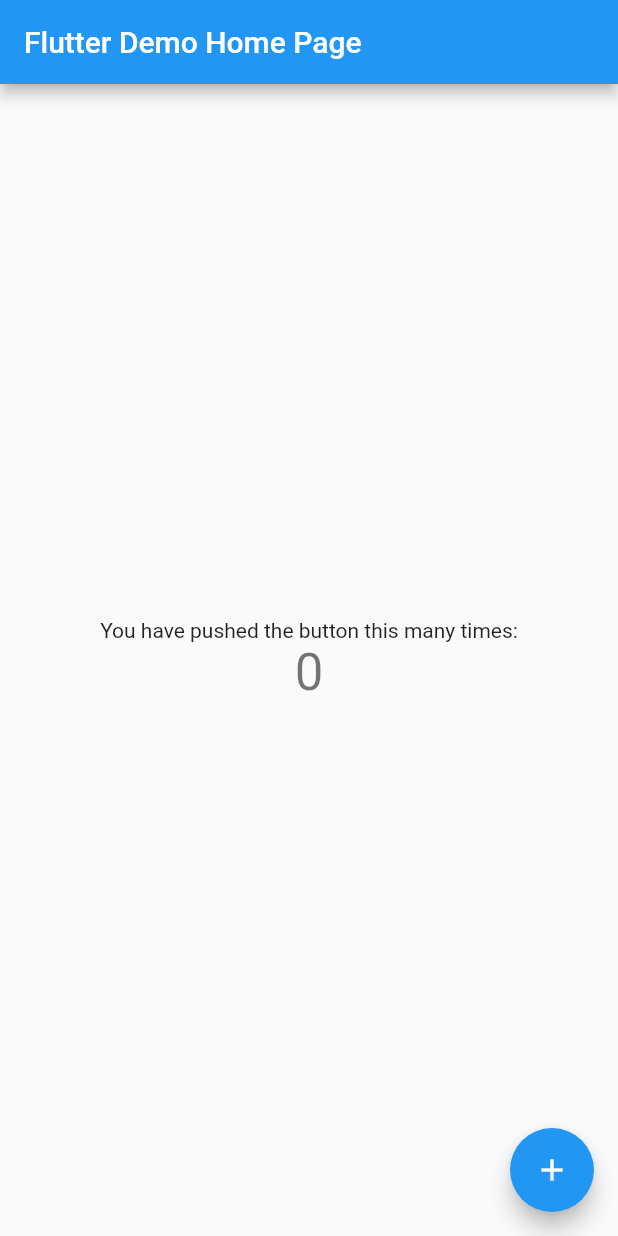
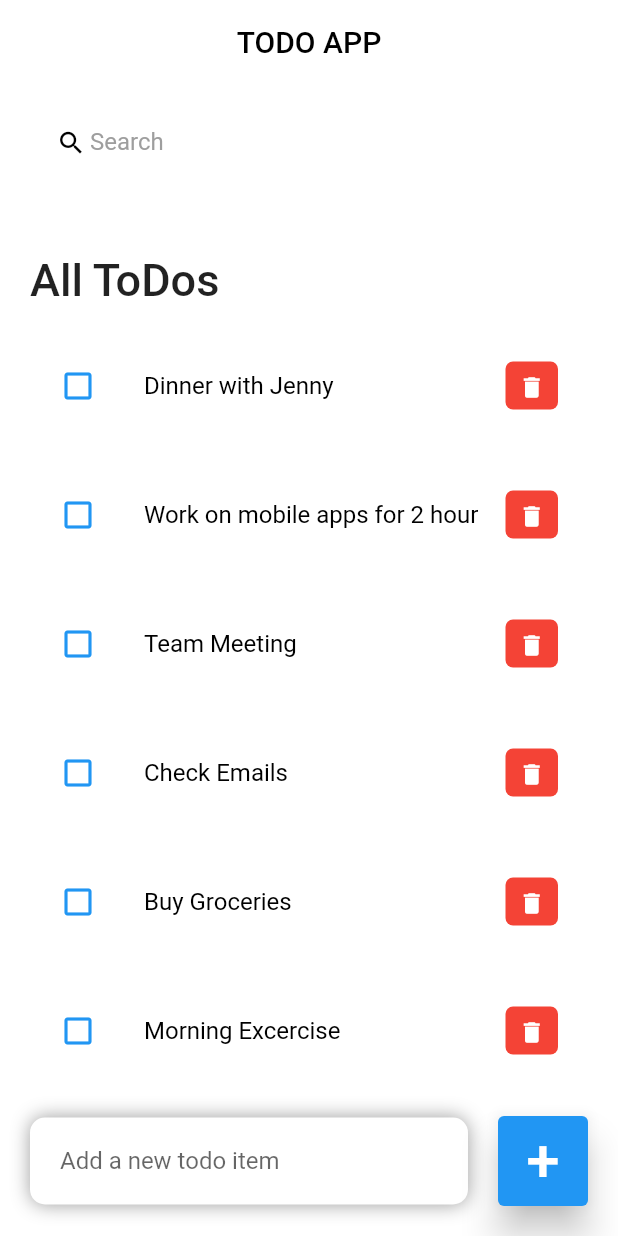
Before and after one commit to JidnyasaParab/todo-app, a Flutter app: the screen it shows after launch, on a phone screen of 412 x 824 dp. Run offline on Flutter 3.47's test engine with Material 2 defaults, Android fonts, the phone set to English and light mode, and no system bars.

Commit message:
add done and delete tasks from to do list

```diff
--- /dev/null
+++ b/lib/home.dart
@@ -0,0 +1,214 @@
+import 'package:flutter/material.dart';
+
+import '../model/todo.dart';
+import '../widgets/todo_item.dart';
+
+class Home extends StatefulWidget {
+  const Home({Key? key}) : super(key: key);
+
+  @override
+  State<Home> createState() => _HomeState();
+}
+
+class _HomeState extends State<Home> {
+  final todosList = ToDo.todoList();
+  List<ToDo> _foundToDo = [];
+  final _todoController = TextEditingController();
+
+  @override
+  void initState() {
+    _foundToDo = todosList;
+    super.initState();
+  }
+
+  @override
+  Widget build(BuildContext context) {
+    return Scaffold(
+      backgroundColor: Colors.white,
+      appBar: _buildAppBar(),
+      body: Stack(
+        children: [
+          Container(
+            padding: const EdgeInsets.symmetric(
+              horizontal: 20,
+              vertical: 15,
+            ),
+            child: Column(
+              children: [
+                searchBox(),
+                Expanded(
+                  child: ListView(
+                    children: [
+                      Container(
+                        margin: const EdgeInsets.only(
+                          top: 50,
+                          bottom: 20,
+                        ),
+                        child: const Text(
+                          'All ToDos',
+                          style: TextStyle(
+                            fontSize: 30,
+                            fontWeight: FontWeight.w500,
+                          ),
+                        ),
+                      ),
+                      for (ToDo todoo in _foundToDo.reversed)
+                        ToDoItem(
+                          todo: todoo,
+                          onToDoChanged: _handleToDoChange,
+                          onDeleteItem: _deleteToDoItem,
+                        ),
+                    ],
+                  ),
+                )
+              ],
+            ),
+          ),
+          Align(
+            alignment: Alignment.bottomCenter,
+            child: Row(children: [
+              Expanded(
+                child: Container(
+                  margin: const EdgeInsets.only(
+                    bottom: 20,
+                    right: 20,
+                    left: 20,
+                  ),
+                  padding: const EdgeInsets.symmetric(
+                    horizontal: 20,
+                    vertical: 5,
+                  ),
+                  decoration: BoxDecoration(
+                    color: Colors.white,
+                    boxShadow: const [
+                      BoxShadow(
+                        color: Colors.grey,
+                        offset: Offset(0.0, 0.0),
+                        blurRadius: 10.0,
+                        spreadRadius: 0.0,
+                      ),
+                    ],
+                    borderRadius: BorderRadius.circular(10),
+                  ),
+                  child: TextField(
+                    controller: _todoController,
+                    decoration: const InputDecoration(
+                        hintText: 'Add a new todo item',
+                        border: InputBorder.none),
+                  ),
+                ),
+              ),
+              Container(
+                margin: const EdgeInsets.only(
+                  bottom: 20,
+                  right: 20,
+                ),
+                child: ElevatedButton(
+                  onPressed: () {
+                    _addToDoItem(_todoController.text);
+                  },
+                  style: ElevatedButton.styleFrom(
+                    backgroundColor: Colors.blue,
+                    minimumSize: Size(60, 60),
+                    elevation: 10,
+                  ),
+                  child: const Text(
+                    '+',
+                    style: TextStyle(
+                      fontSize: 40,
+                    ),
+                  ),
+                ),
+              ),
+            ]),
+          ),
+        ],
+      ),
+    );
+  }
+
+  void _handleToDoChange(ToDo todo) {
+    setState(() {
+      todo.isDone = !todo.isDone;
+    });
+  }
+
+  void _deleteToDoItem(String id) {
+    setState(() {
+      todosList.removeWhere((item) => item.id == id);
+    });
+  }
+
+  void _addToDoItem(String toDo) {
+    setState(() {
+      todosList.add(ToDo(
+        id: DateTime.now().millisecondsSinceEpoch.toString(),
+        todoText: toDo,
+      ));
+    });
+    _todoController.clear();
+  }
+
+  void _runFilter(String enteredKeyword) {
+    List<ToDo> results = [];
+    if (enteredKeyword.isEmpty) {
+      results = todosList;
+    } else {
+      results = todosList
+          .where((item) => item.todoText!
+              .toLowerCase()
+              .contains(enteredKeyword.toLowerCase()))
+          .toList();
+    }
+
+    setState(() {
+      _foundToDo = results;
+    });
+  }
+
+  Widget searchBox() {
+    return Container(
+      padding: EdgeInsets.symmetric(horizontal: 15),
+      decoration: BoxDecoration(
+        color: Colors.white,
+        borderRadius: BorderRadius.circular(20),
+      ),
+      child: TextField(
+        onChanged: (value) => _runFilter(value),
+        decoration: const InputDecoration(
+          contentPadding: EdgeInsets.all(0),
+          prefixIcon: Icon(
+            Icons.search,
+            color: Colors.black,
+            size: 20,
+          ),
+          prefixIconConstraints: BoxConstraints(
+            maxHeight: 20,
+            minWidth: 25,
+          ),
+          border: InputBorder.none,
+          hintText: 'Search',
+          hintStyle: TextStyle(color: Colors.grey),
+        ),
+      ),
+    );
+  }
+
+  AppBar _buildAppBar() {
+    return AppBar(
+      backgroundColor: Colors.white,
+      elevation: 0,
+      title: Row(
+        mainAxisAlignment: MainAxisAlignment.center,
+        children: const [
+          Text(
+            "TODO APP",
+            style: TextStyle(
+              color: Colors.black,
+            ),
+          ),
+        ],
+      ),
+    );
+  }
+}
--- a/lib/main.dart
+++ b/lib/main.dart
@@ -1,115 +1,24 @@
 import 'package:flutter/material.dart';
+import 'package:flutter/services.dart';
+
+import 'home.dart';
 
 void main() {
   runApp(const MyApp());
 }
 
 class MyApp extends StatelessWidget {
-  const MyApp({super.key});
+  const MyApp({Key? key}) : super(key: key);
 
   // This widget is the root of your application.
   @override
   Widget build(BuildContext context) {
+    SystemChrome.setSystemUIOverlayStyle(
+        SystemUiOverlayStyle(statusBarColor: Colors.transparent));
     return MaterialApp(
-      title: 'Flutter Demo',
-      theme: ThemeData(
-        // This is the theme of your application.
-        //
-        // Try running your application with "flutter run". You'll see the
-        // application has a blue toolbar. Then, without quitting the app, try
-        // changing the primarySwatch below to Colors.green and then invoke
-        // "hot reload" (press "r" in the console where you ran "flutter run",
-        // or simply save your changes to "hot reload" in a Flutter IDE).
-        // Notice that the counter didn't reset back to zero; the application
-        // is not restarted.
-        primarySwatch: Colors.blue,
-      ),
-      home: const MyHomePage(title: 'Flutter Demo Home Page'),
+      debugShowCheckedModeBanner: false,
+      title: 'ToDo App',
+      home: Home(),
     );
   }
 }
-
-class MyHomePage extends StatefulWidget {
-  const MyHomePage({super.key, required this.title});
-
-  // This widget is the home page of your application. It is stateful, meaning
-  // that it has a State object (defined below) that contains fields that affect
-  // how it looks.
-
-  // This class is the configuration for the state. It holds the values (in this
-  // case the title) provided by the parent (in this case the App widget) and
-  // used by the build method of the State. Fields in a Widget subclass are
-  // always marked "final".
-
-  final String title;
-
-  @override
-  State<MyHomePage> createState() => _MyHomePageState();
-}
-
-class _MyHomePageState extends State<MyHomePage> {
-  int _counter = 0;
-
-  void _incrementCounter() {
-    setState(() {
-      // This call to setState tells the Flutter framework that something has
-      // changed in this State, which causes it to rerun the build method below
-      // so that the display can reflect the updated values. If we changed
-      // _counter without calling setState(), then the build method would not be
-      // called again, and so nothing would appear to happen.
-      _counter++;
-    });
-  }
-
-  @override
-  Widget build(BuildContext context) {
-    // This method is rerun every time setState is called, for instance as done
-    // by the _incrementCounter method above.
-    //
-    // The Flutter framework has been optimized to make rerunning build methods
-    // fast, so that you can just rebuild anything that needs updating rather
-    // than having to individually change instances of widgets.
-    return Scaffold(
-      appBar: AppBar(
-        // Here we take the value from the MyHomePage object that was created by
-        // the App.build method, and use it to set our appbar title.
-        title: Text(widget.title),
-      ),
-      body: Center(
-        // Center is a layout widget. It takes a single child and positions it
-        // in the middle of the parent.
-        child: Column(
-          // Column is also a layout widget. It takes a list of children and
-          // arranges them vertically. By default, it sizes itself to fit its
-          // children horizontally, and tries to be as tall as its parent.
-          //
-          // Invoke "debug painting" (press "p" in the console, choose the
-          // "Toggle Debug Paint" action from the Flutter Inspector in Android
-          // Studio, or the "Toggle Debug Paint" command in Visual Studio Code)
-          // to see the wireframe for each widget.
-          //
-          // Column has various properties to control how it sizes itself and
-          // how it positions its children. Here we use mainAxisAlignment to
-          // center the children vertically; the main axis here is the vertical
-          // axis because Columns are vertical (the cross axis would be
-          // horizontal).
-          mainAxisAlignment: MainAxisAlignment.center,
-          children: <Widget>[
-            const Text(
-              'You have pushed the button this many times:',
-            ),
-            Text(
-              '$_counter',
-              style: Theme.of(context).textTheme.headlineMedium,
-            ),
-          ],
-        ),
-      ),
-      floatingActionButton: FloatingActionButton(
-        onPressed: _incrementCounter,
-        tooltip: 'Increment',
-        child: const Icon(Icons.add),
-      ), // This trailing comma makes auto-formatting nicer for build methods.
-    );
-  }
-}
--- /dev/null
+++ b/lib/model/todo.dart
@@ -0,0 +1,40 @@
+class ToDo {
+  String? id;
+  String? todoText;
+  bool isDone;
+
+  ToDo({
+    required this.id,
+    required this.todoText,
+    this.isDone = false,
+  });
+
+  static List<ToDo> todoList() {
+    return [
+      ToDo(
+        id: '01',
+        todoText: 'Morning Excercise',
+      ),
+      ToDo(
+        id: '02',
+        todoText: 'Buy Groceries',
+      ),
+      ToDo(
+        id: '03',
+        todoText: 'Check Emails',
+      ),
+      ToDo(
+        id: '04',
+        todoText: 'Team Meeting',
+      ),
+      ToDo(
+        id: '05',
+        todoText: 'Work on mobile apps for 2 hour',
+      ),
+      ToDo(
+        id: '06',
+        todoText: 'Dinner with Jenny',
+      ),
+    ];
+  }
+}
--- /dev/null
+++ b/lib/widgets/todo_item.dart
@@ -0,0 +1,64 @@
+import 'package:flutter/material.dart';
+import '../model/todo.dart';
+
+class ToDoItem extends StatelessWidget {
+  final ToDo todo;
+  final onToDoChanged;
+  final onDeleteItem;
+
+  const ToDoItem({
+    Key? key,
+    required this.todo,
+    required this.onToDoChanged,
+    required this.onDeleteItem,
+  }) : super(key: key);
+
+  @override
+  Widget build(BuildContext context) {
+    return Container(
+      margin: EdgeInsets.only(bottom: 20),
+      child: ListTile(
+        onTap: () {
+          // print('Clicked on Todo Item.');
+          onToDoChanged(todo);
+        },
+        shape: RoundedRectangleBorder(
+          borderRadius: BorderRadius.circular(20),
+        ),
+        contentPadding: EdgeInsets.symmetric(horizontal: 20, vertical: 5),
+        tileColor: Colors.white,
+        leading: Icon(
+          todo.isDone ? Icons.check_box : Icons.check_box_outline_blank,
+          color: Colors.blue,
+        ),
+        title: Text(
+          todo.todoText!,
+          style: TextStyle(
+            fontSize: 16,
+            color: Colors.black,
+            decoration: todo.isDone ? TextDecoration.lineThrough : null,
+          ),
+        ),
+        trailing: Container(
+          padding: EdgeInsets.all(0),
+          margin: EdgeInsets.symmetric(vertical: 12),
+          height: 35,
+          width: 35,
+          decoration: BoxDecoration(
+            color: Colors.red,
+            borderRadius: BorderRadius.circular(5),
+          ),
+          child: IconButton(
+            color: Colors.white,
+            iconSize: 18,
+            icon: Icon(Icons.delete),
+            onPressed: () {
+              // print('Clicked on delete icon');
+              onDeleteItem(todo.id);
+            },
+          ),
+        ),
+      ),
+    );
+  }
+}
```
